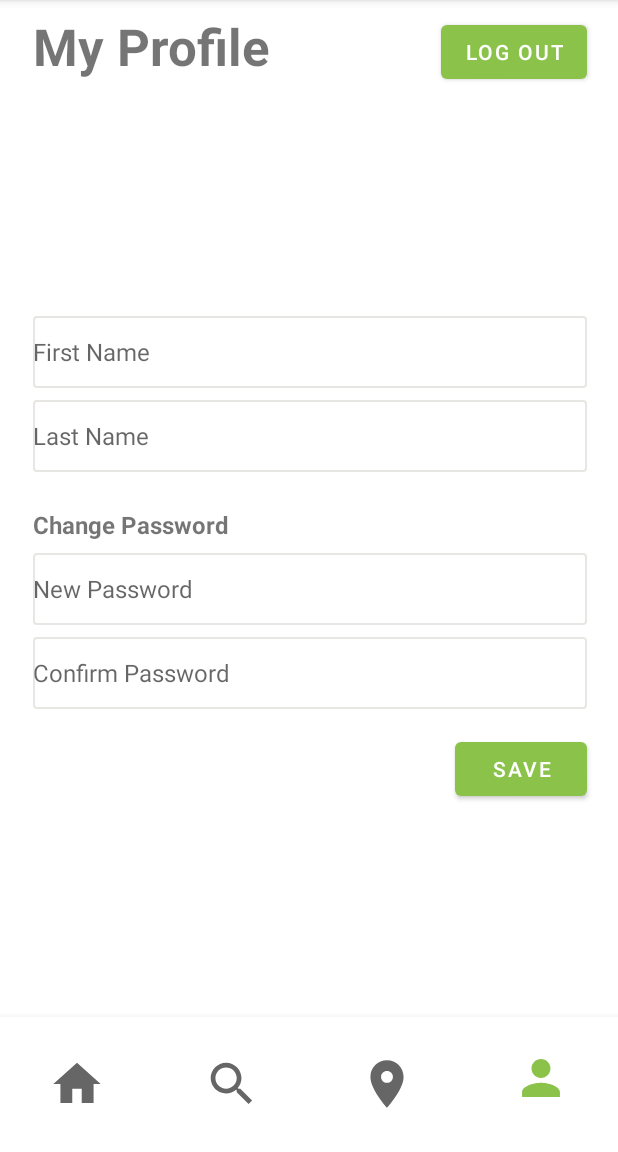
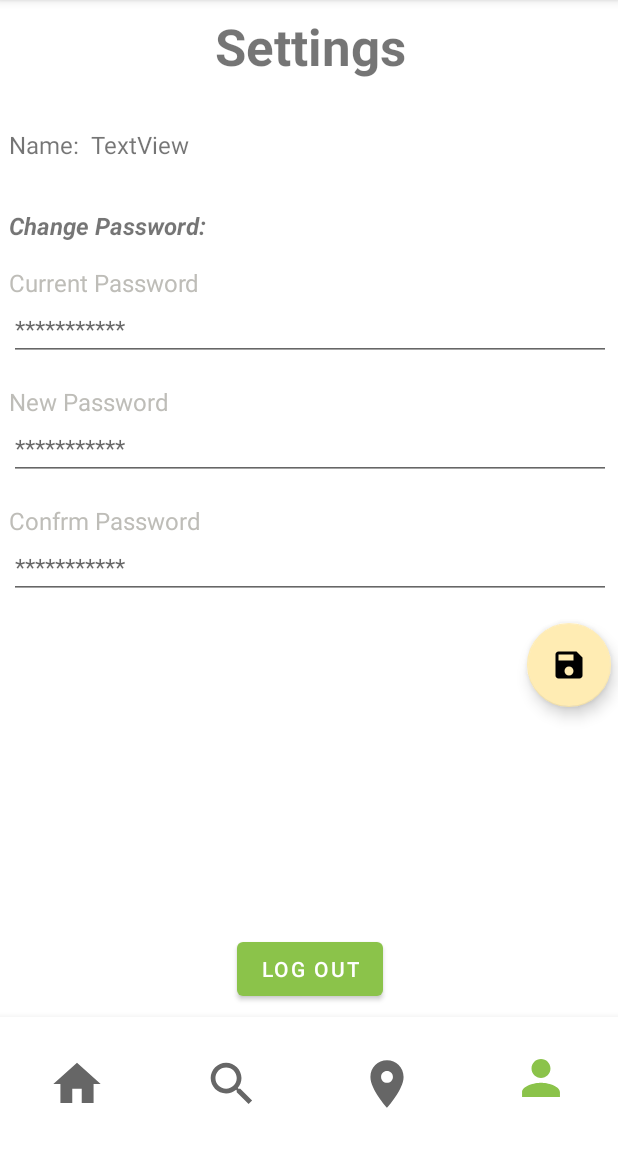
Before and after one commit to Nprimdal/AppProject_Travlers, an Android app: the fragment TripDetailsFragment placed in its activity, item 4 of the bottom bar chosen, on a phone screen of 412 x 824 dp, the part 84-1236 px from its top. Run offline under Robolectric (Android 15) with nearby library versions, the phone set to English and light mode, and no system bars; our stand-ins replace Firebase (no records; nobody signed in at launch, a user with empty details on screens opened directly).

Commit message:
Settings fragment

```diff
--- a/app/src/main/java/dk/au/mad22spring/group19/appproject_travlers/ProfileFragment.java
+++ /dev/null
@@ -1,26 +0,0 @@
-package dk.au.mad22spring.group19.appproject_travlers;
-
-import android.os.Bundle;
-
-import androidx.fragment.app.Fragment;
-
-import android.view.LayoutInflater;
-import android.view.View;
-import android.view.ViewGroup;
-
-
-public class ProfileFragment extends Fragment {
-
-
-    public ProfileFragment() {
-        // Required empty public constructor
-    }
-
-    @Override
-    public View onCreateView(LayoutInflater inflater, ViewGroup container,
-                             Bundle savedInstanceState) {
-        // Inflate the layout for this fragment
-        return inflater.inflate(R.layout.fragment_profile, container, false);
-    }
-
-}
--- /dev/null
+++ b/app/src/main/java/dk/au/mad22spring/group19/appproject_travlers/SettingsFragment.java
@@ -0,0 +1,72 @@
+package dk.au.mad22spring.group19.appproject_travlers;
+
+import android.os.Bundle;
+
+import androidx.fragment.app.Fragment;
+import androidx.lifecycle.Observer;
+import androidx.lifecycle.ViewModelProvider;
+
+import android.view.LayoutInflater;
+import android.view.View;
+import android.view.ViewGroup;
+import android.widget.Button;
+import android.widget.TextView;
+
+import com.google.android.material.floatingactionbutton.FloatingActionButton;
+
+
+public class SettingsFragment extends Fragment {
+
+    private TripViewModel tripViewModel;
+    private TripModel trip;
+    private User user;
+    private TextView txtUserName, txtUserPassword;
+    private Button btnLogout;
+    private FloatingActionButton fabSave;
+
+    public SettingsFragment() {
+        // Required empty public constructor
+    }
+
+    @Override
+    public View onCreateView(LayoutInflater inflater, ViewGroup container, Bundle savedInstanceState) {
+        // Inflate the layout for this fragment
+        View view = inflater.inflate(R.layout.fragtment_settings, container, false);
+
+        //Set up view model
+        tripViewModel = new ViewModelProvider(this).get(TripViewModel.class);
+        tripViewModel.getCurrentSelection().observe(getViewLifecycleOwner(), new Observer<TripModel>() {
+            @Override
+            public void onChanged(TripModel tripModel) {
+                trip = tripModel;
+                txtUserName.setText(user.getFullName());
+            }
+        });
+
+        //Set up views
+        txtUserName = (TextView) view.findViewById(R.id.txtUserName);
+
+        //Set up save button
+        fabSave = (FloatingActionButton) view.findViewById(R.id.fabSaveSettings);
+        fabSave.setOnClickListener(new View.OnClickListener() {
+            @Override
+            public void onClick(View view) {
+                saveSettings();
+            }
+        });
+
+
+        return view;
+
+    }
+
+
+    private void saveSettings() {
+        trip.setTravelUserRating(rtnUserRating.getRating());
+        trip.setTravelPlanNotes(edtTravelPlan.getText().toString());
+        trip.setTravelJournalNotes(edtTravelJournal.getText().toString());
+        trip.setUserVisitedCity(checkBoxCityVisited.isChecked());
+        tripViewModel.updateTripDB(trip);
+    }
+
+}
--- a/app/src/main/java/dk/au/mad22spring/group19/appproject_travlers/TripActivity.java
+++ b/app/src/main/java/dk/au/mad22spring/group19/appproject_travlers/TripActivity.java
@@ -5,18 +5,8 @@ import androidx.appcompat.app.AppCompatActivity;
 
 import android.os.Bundle;
 import android.view.MenuItem;
-import android.view.View;
 
-import com.google.android.gms.maps.CameraUpdate;
-import com.google.android.gms.maps.CameraUpdateFactory;
-import com.google.android.gms.maps.GoogleMap;
-import com.google.android.gms.maps.OnMapReadyCallback;
-import com.google.android.gms.maps.SupportMapFragment;
-import com.google.android.gms.maps.model.LatLng;
-import com.google.android.gms.maps.model.MarkerOptions;
 import com.google.android.material.bottomnavigation.BottomNavigationView;
-import com.google.firebase.database.DatabaseReference;
-import com.google.firebase.database.FirebaseDatabase;
 
 //Reference: https://www.geeksforgeeks.org/bottom-navigation-bar-in-android/
 //Reference: https://www.youtube.com/watch?v=Bb8SgfI4Cm4
@@ -49,7 +39,7 @@ public class TripActivity extends AppCompatActivity implements BottomNavigationV
                 return true;
 
             case R.id.person:
-                getSupportFragmentManager().beginTransaction().replace(R.id.frameLayout, new ProfileFragment()).commit();
+                getSupportFragmentManager().beginTransaction().replace(R.id.frameLayout, new SettingsFragment()).commit();
                 return true;
             case R.id.search:
                 getSupportFragmentManager().beginTransaction().replace(R.id.frameLayout, new SearchFragment()).commit();
--- a/app/src/main/java/dk/au/mad22spring/group19/appproject_travlers/TripDAO.java
+++ /dev/null
@@ -1,28 +0,0 @@
-/*
-package dk.au.mad22spring.group19.appproject_travlers;
-
-import androidx.lifecycle.LiveData;
-import androidx.room.Dao;
-import androidx.room.Insert;
-import androidx.room.OnConflictStrategy;
-import androidx.room.Query;
-import androidx.room.Update;
-
-import java.util.List;
-@Dao
-public interface TripDAO {
-    //DAO (Data Access Object): This class provides the methods used to interact with data in the Trip-table.
-
-    @Query("SELECT * FROM TripModel")
-    LiveData<List<TripModel>> getAll();
-
-    @Insert(onConflict = OnConflictStrategy.REPLACE)
-    void addTrip(TripModel trip);
-
-    @Query("SELECT Count() FROM TripModel WHERE cityName LIKE :name")
-    int findNumberOfCities(String name);
-
-    @Update
-    void updateTrip(TripModel tripModel);
-}
-*/
--- a/app/src/main/java/dk/au/mad22spring/group19/appproject_travlers/TripDatabase.java
+++ /dev/null
@@ -1,30 +0,0 @@
-/*package dk.au.mad22spring.group19.appproject_travlers;
-
-import android.content.Context;
-import androidx.room.Database;
-import androidx.room.Room;
-import androidx.room.RoomDatabase;
-
-//Code references:
-//Lecture 4: Demo - using Room (and SharedPreferences)
-
-@Database(entities = {TripModel.class}, version = 7)
-public abstract class TripDatabase extends RoomDatabase {
-
-    //public abstract TripDAO tripDAO(); //get DAO
-    private static  TripDatabase dbInstance; //Database instance for singleton pattern
-
-    //Singleton pattern - to avoid creating multiple instances of the db-instance above
-    public static TripDatabase getDatabase(final Context context){
-        if(dbInstance == null){
-            synchronized (TripDatabase.class){
-                if (dbInstance == null){
-                    dbInstance = Room.databaseBuilder(context.getApplicationContext(),
-                            TripDatabase.class, "trip_database")
-                            .build();
-                }
-            }
-        }
-        return dbInstance;
-    }
-}*/
--- a/app/src/main/java/dk/au/mad22spring/group19/appproject_travlers/TripDetailsFragment.java
+++ b/app/src/main/java/dk/au/mad22spring/group19/appproject_travlers/TripDetailsFragment.java
@@ -12,7 +12,6 @@ import androidx.lifecycle.ViewModelProvider;
 import android.view.LayoutInflater;
 import android.view.View;
 import android.view.ViewGroup;
-import android.widget.Button;
 import android.widget.CheckBox;
 import android.widget.EditText;
 import android.widget.ImageView;
@@ -26,7 +25,6 @@ import com.google.android.gms.maps.SupportMapFragment;
 import com.google.android.gms.maps.model.LatLng;
 import com.google.android.gms.maps.model.MarkerOptions;
 import com.google.android.material.floatingactionbutton.FloatingActionButton;
-import com.google.android.material.snackbar.Snackbar;
 
 //References
 //AlertDialog implementation: https://stackoverflow.com/questions/42983407/making-a-confirmation-dialog-box-for-deletion
@@ -73,7 +71,7 @@ public class TripDetailsFragment extends Fragment implements OnMapReadyCallback
         imgFlight = (ImageView) view.findViewById(R.id.imgFlightDetails);
 
         //Set up save button
-        fabSave = (FloatingActionButton) view.findViewById(R.id.fabSaveDetails);
+        fabSave = (FloatingActionButton) view.findViewById(R.id.fabSaveTripDetails);
         fabSave.setOnClickListener(new View.OnClickListener() {
             @Override
             public void onClick(View view) {
@@ -82,6 +80,7 @@ public class TripDetailsFragment extends Fragment implements OnMapReadyCallback
         });
 
 
+        //Set up back button
         fabBack = (FloatingActionButton) view.findViewById(R.id.fabBackTripDetails);
         fabBack.setOnClickListener(new View.OnClickListener() {
             @Override
@@ -90,6 +89,7 @@ public class TripDetailsFragment extends Fragment implements OnMapReadyCallback
             }
         });
 
+        //Set up delete button
         fabDelete = (FloatingActionButton) view.findViewById(R.id.fabDeleteDetails);
         fabDelete.setOnClickListener(new View.OnClickListener() {
             @Override
@@ -131,7 +131,6 @@ public class TripDetailsFragment extends Fragment implements OnMapReadyCallback
         else{
             imgCheckMarK.setVisibility(View.GONE);
         }
-
     }
 
     private void saveTripChanges(){
--- a/app/src/main/res/layout/fragment_profile.xml
+++ /dev/null
@@ -1,151 +0,0 @@
-<?xml version="1.0" encoding="utf-8"?>
-<androidx.constraintlayout.widget.ConstraintLayout xmlns:android="http://schemas.android.com/apk/res/android"
-    xmlns:app="http://schemas.android.com/apk/res-auto"
-    xmlns:tools="http://schemas.android.com/tools"
-    android:layout_width="match_parent"
-    android:layout_height="match_parent"
-    tools:context=".ProfileFragment">
-
-    <ScrollView
-        android:layout_width="match_parent"
-        android:layout_height="wrap_content"
-        app:layout_constraintEnd_toEndOf="parent"
-        app:layout_constraintStart_toStartOf="parent"
-        app:layout_constraintTop_toTopOf="parent">
-
-        <androidx.constraintlayout.widget.ConstraintLayout
-            android:layout_width="match_parent"
-            android:layout_height="wrap_content">
-
-            <Button
-                android:id="@+id/btnSaveProfileChanges"
-                android:layout_width="wrap_content"
-                android:layout_height="wrap_content"
-                android:layout_marginTop="16dp"
-                android:layout_marginEnd="24dp"
-                android:layout_marginRight="24dp"
-                android:text="@string/btnSaveProfileChanges"
-                app:layout_constraintEnd_toEndOf="parent"
-                app:layout_constraintTop_toBottomOf="@+id/ediChangePasswordConfirm" />
-
-            <Button
-                android:id="@+id/btnLogOut"
-                android:layout_width="wrap_content"
-                android:layout_height="wrap_content"
-                android:layout_marginTop="8dp"
-                android:layout_marginEnd="24dp"
-                android:layout_marginRight="24dp"
-                android:text="@string/btnLogOut"
-                app:layout_constraintBottom_toBottomOf="@+id/txtProfileTitle"
-                app:layout_constraintEnd_toEndOf="parent"
-                app:layout_constraintTop_toTopOf="@+id/txtProfileTitle" />
-
-            <TextView
-                android:id="@+id/txtProfileTitle"
-                android:layout_width="wrap_content"
-                android:layout_height="wrap_content"
-                android:layout_marginStart="24dp"
-                android:layout_marginLeft="24dp"
-                android:layout_marginTop="8dp"
-                android:text="@string/txtProfileTitle"
-                android:textSize="34sp"
-                android:textStyle="bold"
-                app:layout_constraintStart_toStartOf="parent"
-                app:layout_constraintTop_toTopOf="parent" />
-
-
-            <ImageView
-                android:id="@+id/imgProfile"
-                android:layout_width="0dp"
-                android:layout_height="125dp"
-                android:layout_marginStart="24dp"
-                android:layout_marginLeft="24dp"
-                android:layout_marginTop="8dp"
-                app:layout_constraintStart_toStartOf="parent"
-                app:layout_constraintTop_toBottomOf="@+id/txtProfileTitle"
-                tools:src="@tools:sample/avatars" />
-
-            <EditText
-                android:id="@+id/edtNameInput"
-                android:layout_width="0dp"
-                android:layout_height="48dp"
-                android:layout_marginStart="24dp"
-                android:layout_marginLeft="24dp"
-                android:layout_marginTop="24dp"
-                android:layout_marginEnd="24dp"
-                android:layout_marginRight="24dp"
-                android:background="@drawable/text_view_shape"
-                android:hint="@string/txtNameInput"
-                android:textSize="16sp"
-                app:layout_constraintEnd_toEndOf="parent"
-                app:layout_constraintStart_toStartOf="parent"
-                app:layout_constraintTop_toBottomOf="@+id/imgProfile" />
-
-            <EditText
-                android:id="@+id/ediChangePasswordConfirm"
-                android:layout_width="0dp"
-                android:layout_height="48dp"
-                android:layout_marginStart="24dp"
-                android:layout_marginLeft="24dp"
-                android:layout_marginTop="8dp"
-                android:layout_marginEnd="24dp"
-                android:layout_marginRight="24dp"
-                android:background="@drawable/text_view_shape"
-                android:hint="@string/edtChangePasswordConfirm"
-                android:textSize="16sp"
-                app:layout_constraintEnd_toEndOf="parent"
-                app:layout_constraintHorizontal_bias="1.0"
-                app:layout_constraintStart_toStartOf="parent"
-                app:layout_constraintTop_toBottomOf="@+id/ediChangePassword2" />
-
-            <EditText
-                android:id="@+id/ediChangePassword2"
-                android:layout_width="0dp"
-                android:layout_height="48dp"
-                android:layout_marginStart="24dp"
-                android:layout_marginLeft="24dp"
-                android:layout_marginTop="8dp"
-                android:layout_marginEnd="24dp"
-                android:layout_marginRight="24dp"
-                android:background="@drawable/text_view_shape"
-                android:hint="@string/edtChangePassword"
-                android:textSize="16sp"
-                app:layout_constraintEnd_toEndOf="parent"
-                app:layout_constraintHorizontal_bias="0.0"
-                app:layout_constraintStart_toStartOf="parent"
-                app:layout_constraintTop_toBottomOf="@+id/txtChangePAsswordTitle" />
-
-            <EditText
-                android:id="@+id/edtLastNameInput"
-                android:layout_width="0dp"
-                android:layout_height="48dp"
-                android:layout_marginStart="24dp"
-                android:layout_marginLeft="24dp"
-                android:layout_marginTop="8dp"
-                android:layout_marginEnd="24dp"
-                android:layout_marginRight="24dp"
-                android:background="@drawable/text_view_shape"
-                android:hint="@string/editLastNameInput"
-                android:textSize="16sp"
-                app:layout_constraintEnd_toEndOf="parent"
-                app:layout_constraintHorizontal_bias="1.0"
-                app:layout_constraintStart_toStartOf="parent"
-                app:layout_constraintTop_toBottomOf="@+id/edtNameInput" />
-
-            <TextView
-                android:id="@+id/txtChangePAsswordTitle"
-                android:layout_width="wrap_content"
-                android:layout_height="wrap_content"
-                android:layout_marginStart="24dp"
-                android:layout_marginLeft="24dp"
-                android:layout_marginTop="24dp"
-                android:text="@string/txtChangePasswordTitle"
-                android:textSize="16sp"
-                android:textStyle="bold"
-                app:layout_constraintStart_toStartOf="parent"
-                app:layout_constraintTop_toBottomOf="@+id/edtLastNameInput" />
-
-        </androidx.constraintlayout.widget.ConstraintLayout>
-
-    </ScrollView>
-</androidx.constraintlayout.widget.ConstraintLayout>
--- a/app/src/main/res/layout/fragment_trip_details.xml
+++ b/app/src/main/res/layout/fragment_trip_details.xml
@@ -4,7 +4,8 @@
     xmlns:tools="http://schemas.android.com/tools"
     android:layout_width="match_parent"
     android:layout_height="match_parent"
-    tools:context=".TripDetailsFragment">
+    tools:context=".TripDetailsFragment"
+    android:background="@color/light_beige">
 
 
     <ScrollView
@@ -190,14 +191,15 @@
                 android:layout_marginEnd="16dp"
                 android:layout_marginBottom="8dp"
                 app:layout_constraintBottom_toBottomOf="parent"
-                app:layout_constraintEnd_toEndOf="parent"
-                app:layout_constraintEnd_toStartOf="@id/fabSaveDetails"
+                app:layout_constraintEnd_toStartOf="@id/fabSaveTripDetails"
                 app:layout_constraintTop_toBottomOf="@id/checkBoxVisited"
+                app:layout_constraintVertical_bias="0.0"
                 app:srcCompat="@drawable/ic_baseline_delete_outline_24"
                 tools:ignore="SpeakableTextPresentCheck" />
 
+
             <com.google.android.material.floatingactionbutton.FloatingActionButton
-                android:id="@+id/fabSaveDetails"
+                android:id="@+id/fabSaveTripDetails"
                 android:layout_width="wrap_content"
                 android:layout_height="wrap_content"
                 android:layout_marginEnd="8dp"
@@ -205,7 +207,6 @@
                 app:layout_constraintBottom_toBottomOf="parent"
                 app:layout_constraintEnd_toEndOf="parent"
                 app:layout_constraintTop_toBottomOf="@id/checkBoxVisited"
-                app:layout_constraintTop_toTopOf="@+id/fabDeleteDetails"
                 app:srcCompat="@drawable/ic_baseline_save_24"
                 tools:ignore="SpeakableTextPresentCheck" />
 
--- /dev/null
+++ b/app/src/main/res/layout/fragtment_settings.xml
@@ -0,0 +1,152 @@
+<?xml version="1.0" encoding="utf-8"?>
+<androidx.constraintlayout.widget.ConstraintLayout xmlns:android="http://schemas.android.com/apk/res/android"
+    xmlns:app="http://schemas.android.com/apk/res-auto"
+    xmlns:tools="http://schemas.android.com/tools"
+    android:layout_width="match_parent"
+    android:layout_height="match_parent">
+
+    <TextView
+        android:id="@+id/txtUseNameTitle"
+        android:layout_width="wrap_content"
+        android:layout_height="wrap_content"
+        android:layout_marginStart="8dp"
+        android:layout_marginTop="32dp"
+        android:text="@string/txtUserNameTitle"
+        android:textSize="16sp"
+        app:layout_constraintStart_toStartOf="parent"
+        app:layout_constraintTop_toBottomOf="@+id/txtSettingsTitle" />
+
+    <TextView
+        android:id="@+id/txtUserName"
+        android:layout_width="wrap_content"
+        android:layout_height="wrap_content"
+        android:layout_marginStart="8dp"
+        android:text="TextView"
+        android:textSize="16sp"
+        app:layout_constraintStart_toEndOf="@+id/txtUseNameTitle"
+        app:layout_constraintTop_toTopOf="@+id/txtUseNameTitle"
+        tools:text="@string/txtUserName" />
+
+    <TextView
+        android:id="@+id/txtSettingsTitle"
+        android:layout_width="wrap_content"
+        android:layout_height="wrap_content"
+        android:layout_marginTop="8dp"
+        android:text="@string/txtSettingsTitle"
+        android:textSize="34sp"
+        android:textStyle="bold"
+        app:layout_constraintEnd_toEndOf="parent"
+        app:layout_constraintStart_toStartOf="parent"
+        app:layout_constraintTop_toTopOf="parent" />
+
+    <TextView
+        android:id="@+id/txtChangePasswordTitle"
+        android:layout_width="wrap_content"
+        android:layout_height="wrap_content"
+        android:layout_marginStart="8dp"
+        android:layout_marginTop="32dp"
+        android:text="@string/txtChangePasswordTitle"
+        android:textSize="16sp"
+        android:textStyle="bold|italic"
+        app:layout_constraintStart_toStartOf="parent"
+        app:layout_constraintTop_toBottomOf="@+id/txtUseNameTitle" />
+
+    <EditText
+        android:id="@+id/edtOldPassword"
+        android:layout_width="0dp"
+        android:layout_height="41dp"
+        android:layout_marginStart="8dp"
+        android:layout_marginEnd="8dp"
+        android:hint="@string/edtPasswordHint"
+        android:textSize="16dp"
+        app:layout_constraintEnd_toEndOf="parent"
+        app:layout_constraintStart_toStartOf="parent"
+        app:layout_constraintTop_toBottomOf="@+id/txtOldPasswordTitle" />
+
+    <EditText
+        android:id="@+id/edtNewPassword"
+        android:layout_width="0dp"
+        android:layout_height="41dp"
+        android:layout_marginStart="8dp"
+        android:layout_marginEnd="8dp"
+        android:hint="@string/edtPasswordHint"
+        android:textSize="16dp"
+        app:layout_constraintEnd_toEndOf="parent"
+        app:layout_constraintHorizontal_bias="0.0"
+        app:layout_constraintStart_toStartOf="parent"
+        app:layout_constraintTop_toBottomOf="@+id/txtNewPasswordTitle" />
+
+    <EditText
+        android:id="@+id/edtConfirmPassword"
+        android:layout_width="0dp"
+        android:layout_height="41dp"
+        android:layout_marginStart="8dp"
+        android:layout_marginEnd="8dp"
+        android:hint="@string/edtPasswordHint"
+        android:textSize="16dp"
+        app:layout_constraintEnd_toEndOf="parent"
+        app:layout_constraintHorizontal_bias="0.0"
+        app:layout_constraintStart_toStartOf="parent"
+        app:layout_constraintTop_toBottomOf="@+id/txtCorfirmPasswordTitle" />
+
+    <TextView
+        android:id="@+id/txtOldPasswordTitle"
+        android:layout_width="wrap_content"
+        android:layout_height="wrap_content"
+        android:layout_marginStart="8dp"
+        android:layout_marginTop="16dp"
+        android:text="@string/txtOldPasswordTitle"
+        android:textColor="@color/Grey"
+        android:textSize="16dp"
+        app:layout_constraintStart_toStartOf="parent"
+        app:layout_constraintTop_toBottomOf="@+id/txtChangePasswordTitle" />
+
+    <TextView
+        android:id="@+id/txtNewPasswordTitle"
+        android:layout_width="wrap_content"
+        android:layout_height="wrap_content"
+        android:layout_marginStart="8dp"
+        android:layout_marginTop="16dp"
+        android:text="@string/txtNewPassword"
+        android:textColor="@color/Grey"
+        android:textSize="16dp"
+        app:layout_constraintStart_toStartOf="parent"
+        app:layout_constraintTop_toBottomOf="@+id/edtOldPassword" />
+
+    <TextView
+        android:id="@+id/txtCorfirmPasswordTitle"
+        android:layout_width="wrap_content"
+        android:layout_height="wrap_content"
+        android:layout_marginStart="8dp"
+        android:layout_marginTop="16dp"
+        android:text="@string/txtConfirmPasswordTitle"
+        android:textColor="@color/Grey"
+        android:textSize="16dp"
+        app:layout_constraintStart_toStartOf="parent"
+        app:layout_constraintTop_toBottomOf="@+id/edtNewPassword" />
+
+    <Button
+        android:id="@+id/btnLogOut"
+        android:layout_width="wrap_content"
+        android:layout_height="wrap_content"
+        android:layout_marginStart="8dp"
+        android:layout_marginEnd="8dp"
+        android:layout_marginBottom="8dp"
+        android:text="@string/btnLogOut"
+        app:layout_constraintBottom_toBottomOf="parent"
+        app:layout_constraintEnd_toEndOf="parent"
+        app:layout_constraintStart_toStartOf="parent" />
+
+    <com.google.android.material.floatingactionbutton.FloatingActionButton
+        android:id="@+id/fabSaveSettings"
+        android:layout_width="wrap_content"
+        android:layout_height="wrap_content"
+        android:layout_marginTop="16dp"
+        android:layout_marginEnd="8dp"
+        app:layout_constraintEnd_toEndOf="parent"
+        app:layout_constraintTop_toBottomOf="@+id/edtConfirmPassword"
+        app:srcCompat="@drawable/ic_baseline_save_24"
+        tools:ignore="SpeakableTextPresentCheck" />
+
+
+</androidx.constraintlayout.widget.ConstraintLayout>
--- a/app/src/main/res/values/colors.xml
+++ b/app/src/main/res/values/colors.xml
@@ -12,7 +12,7 @@
     <color name="white">#FFFFFFFF</color>
     <color name="Grey">#BEBDB8</color>
     <color name="Orange">#FFBF2E</color>
-    <color name="light_beige_white">#E7E6E2</color>
-    <color name="light_beige">#EAE3C9</color>
+    <color name="light_beige_white">#FAFDF3</color>
+    <color name="light_beige">#F9F9F3</color>
 
 </resources>
--- a/app/src/main/res/values/strings.xml
+++ b/app/src/main/res/values/strings.xml
@@ -22,10 +22,8 @@
     <string name="btnLogOut">Log out</string>
     <string name="txtNameInput">First Name</string>
     <string name="editLastNameInput">Last Name</string>
-    <string name="txtChangePasswordTitle">Change Password</string>
     <string name="edtChangePassword">New Password</string>
     <string name="edtChangePasswordConfirm">Confirm Password</string>
-    <string name="btnSaveProfileChanges">Save</string>
     <string name="btnMap"> map </string>
     <string name="txtViewMapType">Maptype</string>
     <string name="btnStattelit">Satellit</string>
@@ -53,4 +51,14 @@
     <string name="edtHintName">Name</string>
     <string name="edtHintConfirmPass">Confirm Password</string>
     <string name="btnCreateNewAccount">Create account</string>
+    <string name="txtChangeUserNameTitle">Change user name</string>
+    <string name="txtSettingsTitle">Settings</string>
+    <string name="txtUserNameTitle">Name:</string>
+    <string name="txtUserName">UserName</string>
+    <string name="txtChangePasswordTitle">Change Password:</string>
+    <string name="txtOldPasswordTitle">Current Password</string>
+    <string name="edtPasswordHint">***********</string>
+    <string name="txtNewPassword">New Password</string>
+    <string name="txtConfirmPasswordTitle">Confrm Password</string>
+    <string name="btnLogOut">Log out</string>
 </resources>
```
Also changed, not shown: app/src/main/AndroidManifest.xml (+7 -4 lines).
